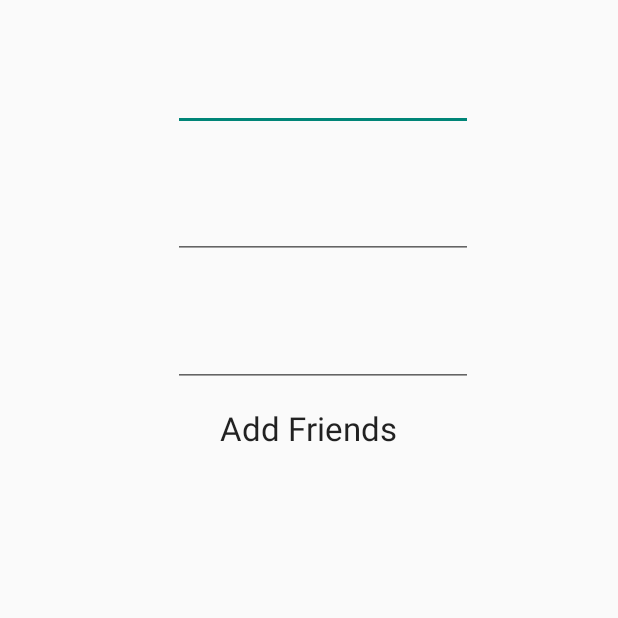
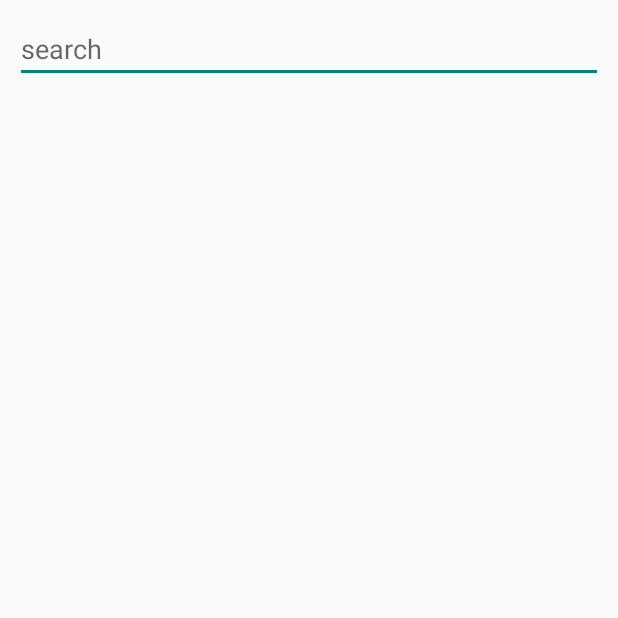
Before and after one commit to SorSafe/RealRunner, an Android app: the Add_Friends screen opened directly, with no data from a screen before it, on a phone screen of 412 x 824 dp, the top half of it. Run offline under Robolectric (Android 15) with nearby library versions, the light colour scheme and no system bars.

Commit message:
change code

```diff
--- a/app/src/main/java/com/example/acerth/app/AppConfig.java
+++ b/app/src/main/java/com/example/acerth/app/AppConfig.java
@@ -6,5 +6,6 @@ package com.example.acerth.app;
 public class AppConfig {
     public static String URL_LOGIN = "http://iearth.in.th/project/android_login_api/login.php";
     public static String URL_REGISTER = "http://iearth.in.th/project/android_login_api/register.php";
+    public static String URL_SHOWUSER = "http://iearth.in.th/project/android_login_api/showAllUser.php";
     public static String URL_UPDATE_NAME = "http://iearth.in.th/project/android_login_api/update_name.php";
 }
--- a/app/src/main/java/com/example/acerth/realrunner/Add_Friends.java
+++ b/app/src/main/java/com/example/acerth/realrunner/Add_Friends.java
@@ -1,18 +1,135 @@
 package com.example.acerth.realrunner;
 
+/**
+ * Created by ACERTH on 9/27/2015.
+ */
+
+import java.util.ArrayList;
+import java.util.List;
+
+import org.json.JSONArray;
+import org.json.JSONException;
+import org.json.JSONObject;
+
 import android.app.Activity;
+import android.app.ProgressDialog;
+import android.graphics.Color;
+import android.graphics.drawable.ColorDrawable;
 import android.os.Bundle;
+import android.util.Log;
+import android.view.Menu;
+import android.widget.ListView;
 
-/**
- * Created by Admin PC on 8/9/2558.
- */
+import com.android.volley.Response;
+import com.android.volley.VolleyError;
+import com.android.volley.VolleyLog;
+import com.android.volley.toolbox.JsonArrayRequest;
+import com.example.acerth.app.AppConfig;
+import com.example.acerth.app.AppController;
+
 public class Add_Friends extends Activity {
+    // Log tag
+    private static final String TAG = MainActivity.class.getSimpleName();
+
+    // Movies json url
+   // private static final String url = "http://api.androidhive.info/json/movies.json";
+   // private ProgressDialog pDialog;
+   // private List<Movie> movieList = new ArrayList<Movie>();
+   // private ListView listView;
+    // private CustomListAdapter adapter;
+
     @Override
     protected void onCreate(Bundle savedInstanceState) {
         super.onCreate(savedInstanceState);
         setContentView(R.layout.layout_add_friend);
+    }
 
-//        LinearLayout linearLayout = (LinearLayout) findViewById(R.id.linear);
-//        linearLayout.setBackgroundColor(Color.parseColor("#00b06b"));
+     /*   listView = (ListView) findViewById(R.id.list);
+        adapter = new CustomListAdapter(this, movieList);
+        listView.setAdapter(adapter);
+
+        pDialog = new ProgressDialog(this);
+        // Showing progress dialog before making http request
+        pDialog.setMessage("Loading...");
+        pDialog.show();
+
+        // changing action bar color
+        getActionBar().setBackgroundDrawable(
+                new ColorDrawable(Color.parseColor("#1b1b1b")));
+
+        // Creating volley request obj
+        JsonArrayRequest movieReq = new JsonArrayRequest(AppConfig.URL_SHOWUSER,
+                new Response.Listener<JSONArray>() {
+                    @Override
+                    public void onResponse(JSONArray response) {
+                        Log.d(TAG, response.toString());
+                        hidePDialog();
+
+                        // Parsing json
+                        for (int i = 0; i < response.length(); i++) {
+                            try {
+
+                                JSONObject obj = response.getJSONObject(i);
+                                Movie movie = new Movie();
+                                movie.setTitle(obj.getString("title"));
+                                movie.setThumbnailUrl(obj.getString("image"));
+                                movie.setRating(((Number) obj.get("rating"))
+                                        .doubleValue());
+                                movie.setYear(obj.getInt("releaseYear"));
+
+                                // Genre is json array
+                                JSONArray genreArry = obj.getJSONArray("genre");
+                                ArrayList<String> genre = new ArrayList<String>();
+                                for (int j = 0; j < genreArry.length(); j++) {
+                                    genre.add((String) genreArry.get(j));
+                                }
+                                movie.setGenre(genre);
+
+                                // adding movie to movies array
+                                movieList.add(movie);
+
+                            } catch (JSONException e) {
+                                e.printStackTrace();
+                            }
+
+                        }
+
+                        // notifying list adapter about data changes
+                        // so that it renders the list view with updated data
+                        adapter.notifyDataSetChanged();
+                    }
+                }, new Response.ErrorListener() {
+            @Override
+            public void onErrorResponse(VolleyError error) {
+                VolleyLog.d(TAG, "Error: " + error.getMessage());
+                hidePDialog();
+
+            }
+        });
+
+        // Adding request to request queue
+        AppController.getInstance().addToRequestQueue(movieReq);
     }
+
+    @Override
+    public void onDestroy() {
+        super.onDestroy();
+        hidePDialog();
+    }
+
+    private void hidePDialog() {
+        if (pDialog != null) {
+            pDialog.dismiss();
+            pDialog = null;
+        }
+    }
+
+    @Override
+    public boolean onCreateOptionsMenu(Menu menu) {
+        // Inflate the menu; this adds items to the action bar if it is present.
+        getMenuInflater().inflate(R.menu.main, menu);
+        return true;
+    }*/
+
+
 }
--- a/app/src/main/java/com/example/acerth/realrunner/Register.java
+++ b/app/src/main/java/com/example/acerth/realrunner/Register.java
@@ -120,6 +120,8 @@ public class Register extends Activity {
                         String user_password = user.getString("user_password");
                         String user_email = user.getString("user_email");
                         String user_game_name = user.getString("user_game_name");
+                        String user_image_name = user.getString("user_image_name");
+                        String user_image_path = user.getString("user_image_path");
                         String level = user.getString("level");
                         String league = user.getString("league");
                         double score = user.getDouble("score");
@@ -128,7 +130,8 @@ public class Register extends Activity {
                         String admin_id = user.getString("admin_id");
 
                         // Inserting row in users table
-                        db.addUser(user_id,user_name, user_password, user_email, user_game_name, level, league, score, distance, calories, admin_id);
+                        db.addUser(user_id, user_name, user_password, user_email, user_game_name, user_image_name, user_image_path,
+                                level, league, score, distance, calories, admin_id);
 
                         String msg = jObj.getString("msg");
                         Toast.makeText(getApplicationContext(), msg, Toast.LENGTH_LONG).show();
--- /dev/null
+++ b/app/src/main/res/drawable/list_row_bg.xml
@@ -0,0 +1,8 @@
+<?xml version="1.0" encoding="utf-8"?>
+<shape xmlns:android="http://schemas.android.com/apk/res/android"
+    android:shape="rectangle">
+    <gradient
+        android:startColor="@color/list_row_start_color"
+        android:endColor="@color/list_row_end_color"
+        android:angle="270" />
+</shape>
--- /dev/null
+++ b/app/src/main/res/drawable/list_row_bg_hover.xml
@@ -0,0 +1,10 @@
+<?xml version="1.0" encoding="utf-8"?>
+<shape xmlns:android="http://schemas.android.com/apk/res/android"
+    android:shape="rectangle" >
+
+    <gradient
+        android:angle="270"
+        android:endColor="@color/list_row_hover_end_color"
+        android:startColor="@color/list_row_hover_start_color" />
+
+</shape>
--- /dev/null
+++ b/app/src/main/res/drawable/list_row_selector.xml
@@ -0,0 +1,8 @@
+<?xml version="1.0" encoding="utf-8"?>
+<selector xmlns:android="http://schemas.android.com/apk/res/android">
+
+    <item android:drawable="@drawable/list_row_bg" android:state_pressed="false" android:state_selected="false"/>
+    <item android:drawable="@drawable/list_row_bg_hover" android:state_pressed="true"/>
+    <item android:drawable="@drawable/list_row_bg_hover" android:state_pressed="false" android:state_selected="true"/>
+
+</selector>
--- a/app/src/main/res/layout/activity_edit_name.xml
+++ b/app/src/main/res/layout/activity_edit_name.xml
@@ -35,8 +35,7 @@
             android:textSize="20sp"
             android:layout_marginLeft="30dp"
             android:layout_width="140dp"
-            android:layout_height="wrap_content"
-            android:text="Name" />
+            android:layout_height="wrap_content" />
     </LinearLayout>
 
     <LinearLayout
--- a/app/src/main/res/layout/layout_add_friend.xml
+++ b/app/src/main/res/layout/layout_add_friend.xml
@@ -2,10 +2,28 @@
 <LinearLayout xmlns:android="http://schemas.android.com/apk/res/android"
     android:orientation="vertical"
     android:id="@+id/linear"
-    android:layout_width="match_parent"
+    android:layout_width="fill_parent"
     android:layout_height="match_parent">
 
-    <LinearLayout
+    <EditText
+        android:id="@+id/editText1"
+        android:layout_width="match_parent"
+        android:layout_height="wrap_content"
+        android:layout_alignParentTop="true"
+        android:layout_centerHorizontal="true"
+        android:layout_margin="10dp"
+        android:ems="10"
+        android:lines="1"
+        android:hint="search" />
+    <ListView
+        android:id="@+id/listUser"
+        android:layout_width="fill_parent"
+        android:layout_height="wrap_content"
+        android:divider="@color/list_divider"
+        android:dividerHeight="1dp"
+        android:listSelector="@drawable/list_row_selector" />/>
+
+   <!-- <LinearLayout
         android:orientation="horizontal"
         android:layout_width="wrap_content"
         android:layout_height="wrap_content"
@@ -83,6 +101,6 @@
         android:textAppearance="?android:attr/textAppearanceLarge"
         android:text="Add Friends"
         android:id="@+id/textView4"
-        android:layout_gravity="center_horizontal" />
+        android:layout_gravity="center_horizontal" /> -->
 
 </LinearLayout>
--- a/app/src/main/res/values/color.xml
+++ b/app/src/main/res/values/color.xml
@@ -5,4 +5,9 @@
     <color name="btn_main_bg">#26ae90</color>
     <color name="btn_logut_bg">#ff6861</color>
     <color name="white">#ffffff</color>
+    <color name="list_divider">#d9d9d9</color>
+    <color name="list_row_start_color">#ffffff</color>
+    <color name="list_row_end_color">#ffffff</color>
+    <color name="list_row_hover_start_color">#ebeef0</color>
+    <color name="list_row_hover_end_color">#ebeef0</color>
 </resources>
--- a/app/src/main/res/values/dimens.xml
+++ b/app/src/main/res/values/dimens.xml
@@ -2,4 +2,7 @@
     <!-- Default screen margins, per the Android Design guidelines. -->
     <dimen name="activity_horizontal_margin">16dp</dimen>
     <dimen name="activity_vertical_margin">16dp</dimen>
+
+    <dimen name="user_id">17dp</dimen>
+    <dimen name="user_name">40dip</dimen>
 </resources>
```
Also changed, not shown: app/src/main/java/com/example/acerth/helper/LruBitmapCache.java (added, +39 -0 lines), app/src/main/java/com/example/acerth/helper/SQLiteHandler.java (+31 -21 lines), app/src/main/java/com/example/acerth/helper/User.java (added, +17 -0 lines), app/src/main/java/com/example/acerth/realrunner/Login.java (+41 -5 lines), app/src/main/java/com/example/acerth/realrunner/Tab_Profile.java (+128 -15 lines), app/src/main/res/layout/list_user_row.xml (added, +37 -0 lines).
